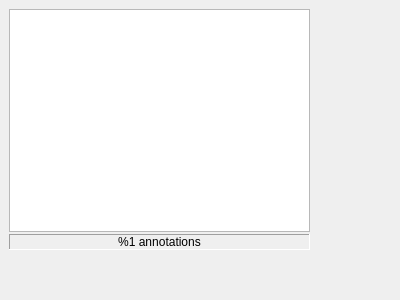
This is AnnoTool/src/uiStuff/forms/AnnoListWidget.ui in basileios-anastasatos/AnnoTool as Qt 5 draws it before an edit. The edited form follows.
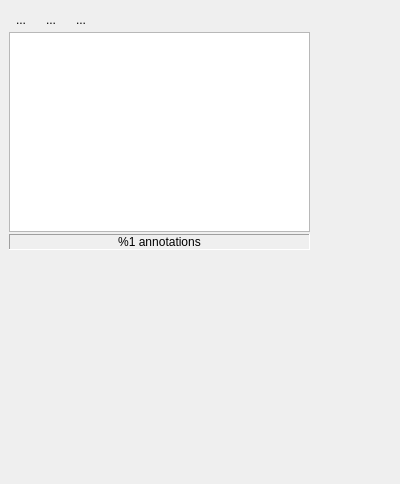
This is the edited form. Icons and pictures are not drawn.

Patch:
```diff
--- a/AnnoTool/src/uiStuff/forms/AnnoListWidget.ui
+++ b/AnnoTool/src/uiStuff/forms/AnnoListWidget.ui
@@ -6,7 +6,7 @@
     <x>0</x>
     <y>0</y>
     <width>400</width>
-    <height>300</height>
+    <height>484</height>
    </rect>
   </property>
   <property name="minimumSize">
@@ -45,6 +45,53 @@
       <property name="spacing">
        <number>2</number>
       </property>
+      <item>
+       <layout class="QHBoxLayout" name="horizontalLayout">
+        <item>
+         <widget class="QToolButton" name="btLockTree">
+          <property name="text">
+           <string>...</string>
+          </property>
+          <property name="autoRaise">
+           <bool>true</bool>
+          </property>
+         </widget>
+        </item>
+        <item>
+         <widget class="QToolButton" name="btDelAnno">
+          <property name="text">
+           <string>...</string>
+          </property>
+          <property name="autoRaise">
+           <bool>true</bool>
+          </property>
+         </widget>
+        </item>
+        <item>
+         <widget class="QToolButton" name="btDelAnnoDeep">
+          <property name="text">
+           <string>...</string>
+          </property>
+          <property name="autoRaise">
+           <bool>true</bool>
+          </property>
+         </widget>
+        </item>
+        <item>
+         <spacer name="horizontalSpacer">
+          <property name="orientation">
+           <enum>Qt::Horizontal</enum>
+          </property>
+          <property name="sizeHint" stdset="0">
+           <size>
+            <width>40</width>
+            <height>20</height>
+           </size>
+          </property>
+         </spacer>
+        </item>
+       </layout>
+      </item>
       <item>
        <widget class="QTreeView" name="trAnnoList">
         <property name="editTriggers">
@@ -53,8 +100,11 @@
         <property name="showDropIndicator" stdset="0">
          <bool>false</bool>
         </property>
-        <property name="rootIsDecorated">
-         <bool>false</bool>
+        <property name="dragDropMode">
+         <enum>QAbstractItemView::InternalMove</enum>
+        </property>
+        <property name="indentation">
+         <number>8</number>
         </property>
         <property name="uniformRowHeights">
          <bool>true</bool>
@@ -65,9 +115,6 @@
         <property name="allColumnsShowFocus">
          <bool>true</bool>
         </property>
-        <property name="headerHidden">
-         <bool>true</bool>
-        </property>
        </widget>
       </item>
       <item>
```
Left out of the diff: 37 changed lines with no effect on the pictures.
